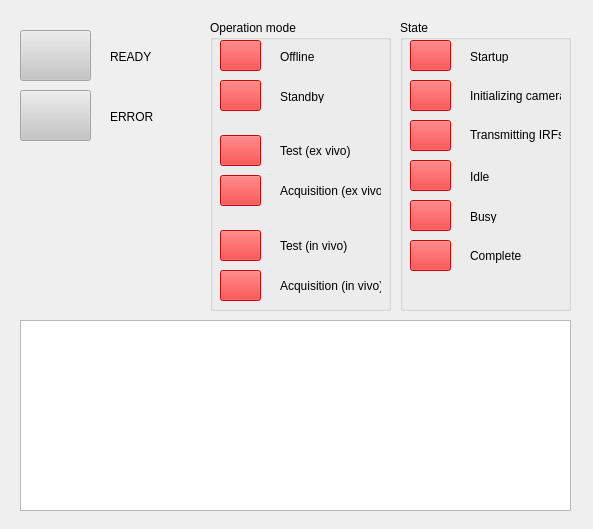
suntc/aiming-beam-mirror, file mainwindow.ui: the form before one commit.
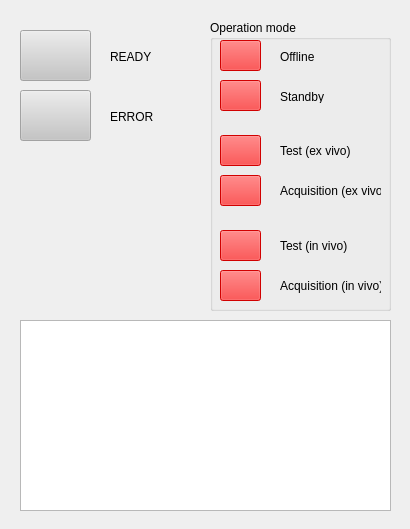
The form after the commit.

Commit message: 1st try in new system. working for 1 camera only

```diff
--- a/mainwindow.ui
+++ b/mainwindow.ui
@@ -9,7 +9,7 @@
    <rect>
     <x>0</x>
     <y>0</y>
-    <width>593</width>
+    <width>410</width>
     <height>529</height>
    </rect>
   </property>
@@ -222,211 +222,6 @@
      </property>
     </widget>
    </widget>
-   <widget class="QGroupBox" name="groupBox_2">
-    <property name="geometry">
-     <rect>
-      <x>400</x>
-      <y>20</y>
-      <width>171</width>
-      <height>291</height>
-     </rect>
-    </property>
-    <property name="title">
-     <string>State</string>
-    </property>
-    <widget class="QToolButton" name="startup_btn">
-     <property name="enabled">
-      <bool>false</bool>
-     </property>
-     <property name="geometry">
-      <rect>
-       <x>10</x>
-       <y>20</y>
-       <width>41</width>
-       <height>31</height>
-      </rect>
-     </property>
-     <property name="styleSheet">
-      <string notr="true">background-color: rgb(255, 0, 0);</string>
-     </property>
-     <property name="text">
-      <string/>
-     </property>
-    </widget>
-    <widget class="QToolButton" name="idle_btn">
-     <property name="enabled">
-      <bool>false</bool>
-     </property>
-     <property name="geometry">
-      <rect>
-       <x>10</x>
-       <y>140</y>
-       <width>41</width>
-       <height>31</height>
-      </rect>
-     </property>
-     <property name="styleSheet">
-      <string notr="true">background-color: rgb(255, 0, 0);</string>
-     </property>
-     <property name="text">
-      <string/>
-     </property>
-    </widget>
-    <widget class="QToolButton" name="busy_btn">
-     <property name="enabled">
-      <bool>false</bool>
-     </property>
-     <property name="geometry">
-      <rect>
-       <x>10</x>
-       <y>180</y>
-       <width>41</width>
-       <height>31</height>
-      </rect>
-     </property>
-     <property name="styleSheet">
-      <string notr="true">background-color: rgb(255, 0, 0);</string>
-     </property>
-     <property name="text">
-      <string/>
-     </property>
-    </widget>
-    <widget class="QToolButton" name="completed_btn">
-     <property name="enabled">
-      <bool>false</bool>
-     </property>
-     <property name="geometry">
-      <rect>
-       <x>10</x>
-       <y>220</y>
-       <width>41</width>
-       <height>31</height>
-      </rect>
-     </property>
-     <property name="styleSheet">
-      <string notr="true">background-color: rgb(255, 0, 0);</string>
-     </property>
-     <property name="text">
-      <string/>
-     </property>
-    </widget>
-    <widget class="QLabel" name="startup_label">
-     <property name="geometry">
-      <rect>
-       <x>70</x>
-       <y>30</y>
-       <width>47</width>
-       <height>13</height>
-      </rect>
-     </property>
-     <property name="text">
-      <string>Startup</string>
-     </property>
-    </widget>
-    <widget class="QLabel" name="idle_label">
-     <property name="geometry">
-      <rect>
-       <x>70</x>
-       <y>150</y>
-       <width>47</width>
-       <height>13</height>
-      </rect>
-     </property>
-     <property name="text">
-      <string>Idle</string>
-     </property>
-    </widget>
-    <widget class="QLabel" name="busy_label">
-     <property name="geometry">
-      <rect>
-       <x>70</x>
-       <y>190</y>
-       <width>47</width>
-       <height>13</height>
-      </rect>
-     </property>
-     <property name="text">
-      <string>Busy</string>
-     </property>
-    </widget>
-    <widget class="QLabel" name="completed_label">
-     <property name="geometry">
-      <rect>
-       <x>70</x>
-       <y>225</y>
-       <width>51</width>
-       <height>21</height>
-      </rect>
-     </property>
-     <property name="text">
-      <string>Completed</string>
-     </property>
-    </widget>
-    <widget class="QToolButton" name="camera_btn">
-     <property name="enabled">
-      <bool>false</bool>
-     </property>
-     <property name="geometry">
-      <rect>
-       <x>10</x>
-       <y>60</y>
-       <width>41</width>
-       <height>31</height>
-      </rect>
-     </property>
-     <property name="styleSheet">
-      <string notr="true">background-color: rgb(255, 0, 0);</string>
-     </property>
-     <property name="text">
-      <string/>
-     </property>
-    </widget>
-    <widget class="QToolButton" name="irf_btn">
-     <property name="enabled">
-      <bool>false</bool>
-     </property>
-     <property name="geometry">
-      <rect>
-       <x>10</x>
-       <y>100</y>
-       <width>41</width>
-       <height>31</height>
-      </rect>
-     </property>
-     <property name="styleSheet">
-      <string notr="true">background-color: rgb(255, 0, 0);</string>
-     </property>
-     <property name="text">
-      <string/>
-     </property>
-    </widget>
-    <widget class="QLabel" name="camera_label">
-     <property name="geometry">
-      <rect>
-       <x>70</x>
-       <y>65</y>
-       <width>91</width>
-       <height>21</height>
-      </rect>
-     </property>
-     <property name="text">
-      <string>Initializing camera</string>
-     </property>
-    </widget>
-    <widget class="QLabel" name="irf_label">
-     <property name="geometry">
-      <rect>
-       <x>70</x>
-       <y>99</y>
-       <width>91</width>
-       <height>31</height>
-      </rect>
-     </property>
-     <property name="text">
-      <string>Transmitting IRFs</string>
-     </property>
-    </widget>
-   </widget>
    <widget class="QPlainTextEdit" name="log_text">
     <property name="enabled">
      <bool>true</bool>
@@ -435,7 +230,7 @@
      <rect>
       <x>20</x>
       <y>320</y>
-      <width>551</width>
+      <width>371</width>
       <height>191</height>
      </rect>
     </property>
```
The commit also changes 6 other files.
